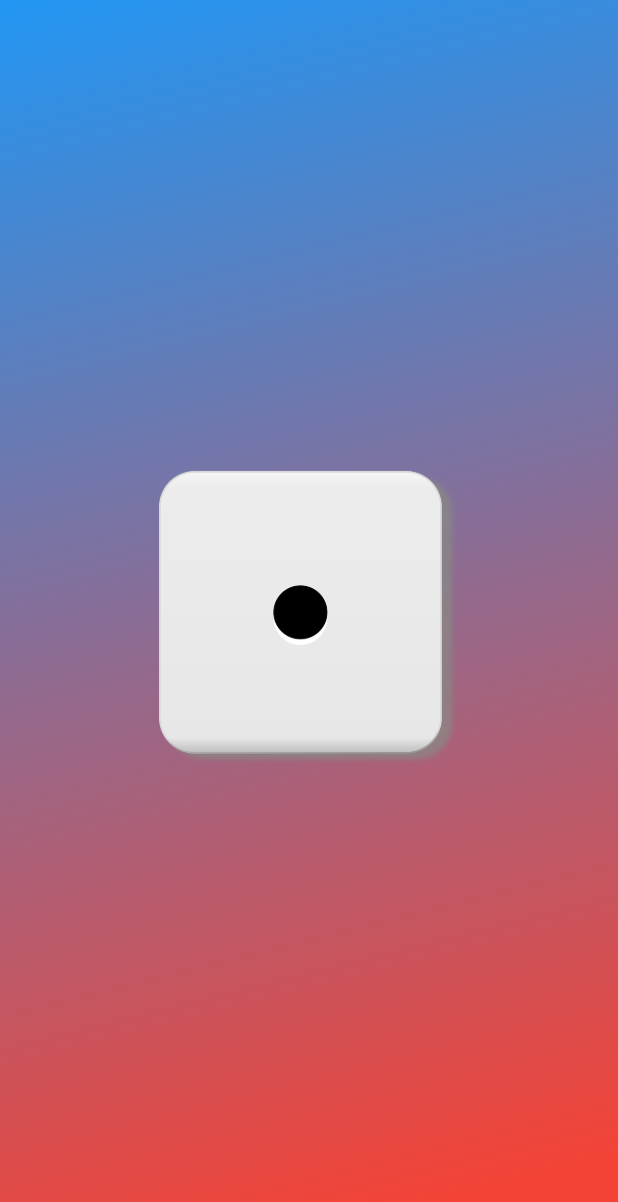
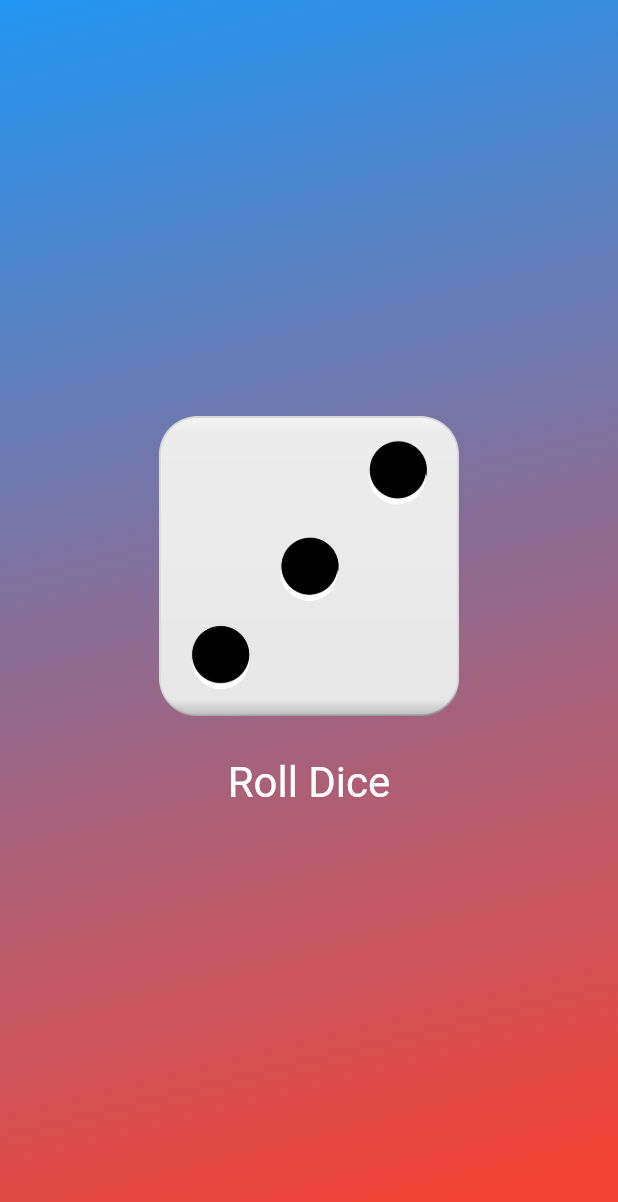
Before and after one commit to Rikuuuh/flutter-sakky, a Flutter app: the screen it shows after launch, on a phone screen of 412 x 824 dp. Shown: the top 1202 px of the screen. Run offline on Flutter 3.47's test engine with Material 2 defaults, Android fonts, the light colour scheme and no system bars.

Commit message:
Nopan heitto
Nopan heitto laitettu kuntoon

```diff
--- /dev/null
+++ b/second_app/lib/dice_roller.dart
@@ -0,0 +1,61 @@
+import 'package:flutter/material.dart';
+import 'dart:math';
+
+class DiceRoller extends StatefulWidget {
+  const DiceRoller({super.key});
+
+  @override
+  State<DiceRoller> createState() {
+    return _DiceRollerState();
+  }
+}
+
+// _ <- alaviiva ennen luokan nimeä tekee luokasta "private"
+// Tätä luokkaa voi ainoastaan käyttää tässä tiedostossa
+class _DiceRollerState extends State<DiceRoller> {
+  var currentDiceRoll = 3;
+
+  //funktio
+  void rollDice() {
+    // Määritetään anonyymi funktio
+    setState(() {
+      // Täällä muokatut luokkamuuttujat, aiheuttavat käyttöliittymän päivityksen
+      // Tai ainoastaan tämän luokan päivitksen, joka tarkoittaa build-funktion
+      // suorittamista uudelleen.
+      currentDiceRoll = Random().nextInt(6) + 1;
+    });
+  }
+
+  @override
+  Widget build(BuildContext context) {
+    return Column(
+      mainAxisSize: MainAxisSize.min,
+      children: [
+        Image.asset(
+          'assets/images/d$currentDiceRoll.png',
+          width: 200,
+        ),
+        const SizedBox(
+          height: 20,
+        ),
+        TextButton(
+          // onPressed: () {
+          // Tähän tulee koodi
+          //},
+          onPressed: rollDice,
+          style: TextButton.styleFrom(
+            // Yksi vaihtoehto erottaa widgettejä
+            //padding: const EdgeInsets.only(
+            //  top: 20,
+            //),
+            foregroundColor: Colors.white,
+            textStyle: const TextStyle(
+              fontSize: 28,
+            ),
+          ),
+          child: const Text('Roll Dice'),
+        )
+      ],
+    );
+  }
+}
--- a/second_app/lib/gradient_container.dart
+++ b/second_app/lib/gradient_container.dart
@@ -1,5 +1,6 @@
 import 'package:flutter/material.dart';
 // import 'package:second_app/styled_text.dart';
+import 'package:second_app/dice_roller.dart';
 
 Alignment startAlignment = Alignment.topLeft;
 
@@ -34,10 +35,13 @@ class GradientContainer extends StatelessWidget {
   // Kytketään propertiesit this. sanalla saman nimiseen muuttujaan
   const GradientContainer({super.key, required this.colors});
 
+  // Harjoitus: muokkaa GradientContainer ottamaan vastaan kaksi väriä
   // Nimetty constructor
   GradientContainer.deepPurple({
     super.key,
   }) : colors = [Colors.deepPurple, const Color.fromARGB(255, 58, 19, 125)];
+
+  // Properties (fields)
   final List<Color> colors;
 
   //{ const consructorilla ei voi olla body osaa
@@ -54,11 +58,13 @@ class GradientContainer extends StatelessWidget {
         gradient: LinearGradient(
             colors: colors, begin: startAlignment, end: endAlignment),
       ),
-      child: Center(
-        child: Image.asset('assets/images/d1.png', width: 200, height: 200),
+      child: const Center(
+        child: DiceRoller(),
       ),
     );
   }
 }
 
-// Harjoitus: muokkaa GradientContainer ottamaan vastaan kaksi väriä
+
+// 1. Anonyymi funktio / anonymous function: () {}
+// 2. Nimetty funktio
```
Also changed, not shown: second_app/lib/styled_text.dart (+7 -4 lines).
